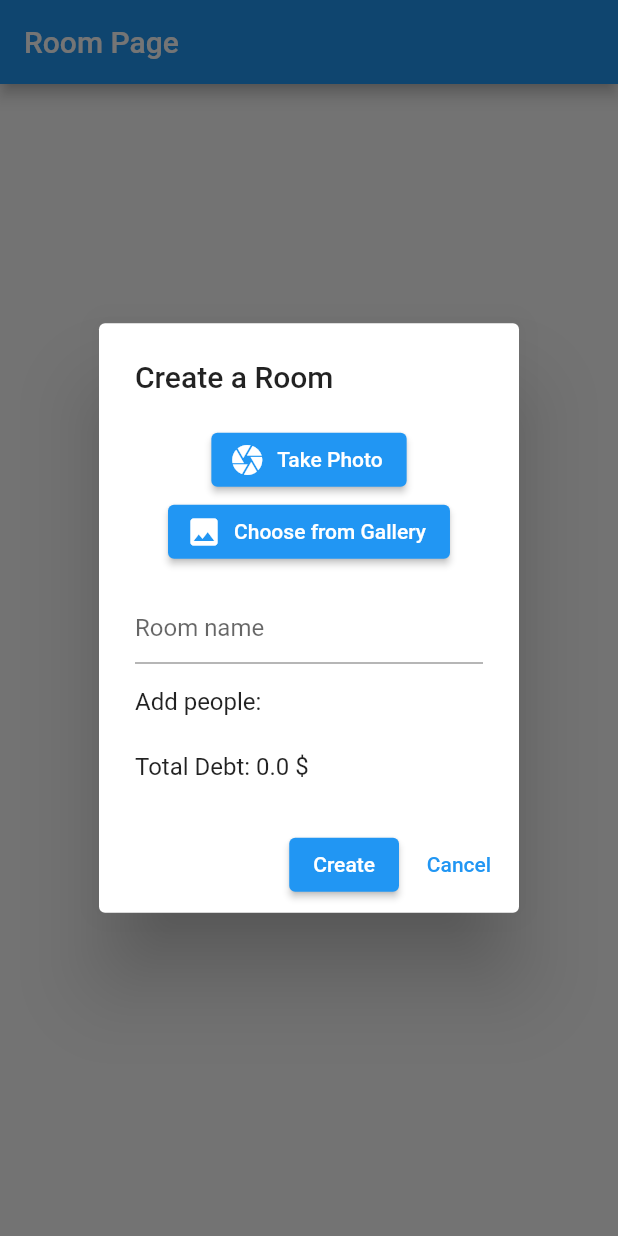
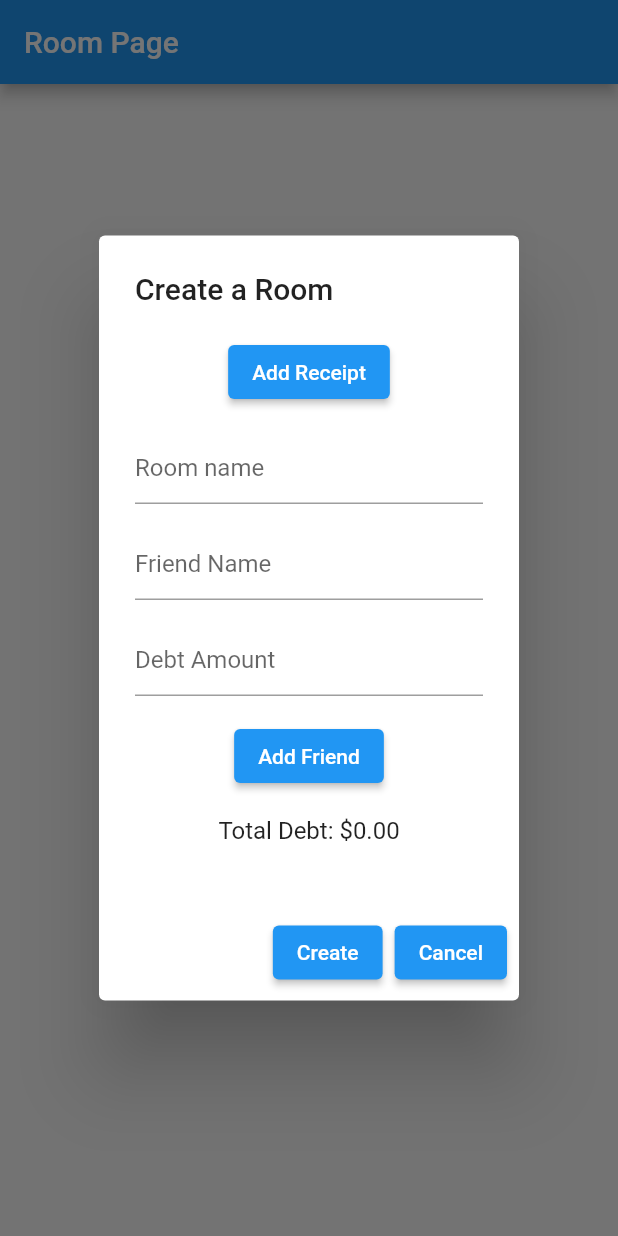
Before and after one commit to Ashyraf/pay2gether, a Flutter app: the RoomPage screen opened directly, after a tap on "Create a Room", on a phone screen of 412 x 824 dp. Run offline on Flutter 3.47's test engine with Material 2 defaults, Android fonts, the phone set to English and light mode, and no system bars; our stand-ins replace cloud_firestore, firebase_auth, firebase_core, firebase_storage, image_picker; accounts and stored records are empty.

Commit message:
can save

```diff
--- a/lib/screen/room.dart
+++ b/lib/screen/room.dart
@@ -13,6 +13,21 @@ class RoomPage extends StatefulWidget {
 
   static Widget createRoomButton(BuildContext context) {
     final roomNameController = TextEditingController();
+
+    // Initialize selectedFriends list
+    List<Map<String, dynamic>> selectedFriends = [];
+
+    // Function to add friend with debt to selectedFriends
+    void addFriendWithDebt(Map<String, dynamic> friend) {
+      friend['status'] = 'pending';
+      selectedFriends.add(friend);
+    }
+
+    // Calculate total debt
+    double calculateTotalDebt() {
+      return selectedFriends.fold(
+          0.0, (sum, friend) => sum + friend['debtAmount']);
+    }
 
     return ElevatedButton(
       child: Text("Create a Room"),
@@ -39,7 +54,11 @@ class RoomPage extends StatefulWidget {
                       controller: roomNameController,
                     ),
                     SizedBox(height: 16),
-                    AddPeopleForm(),
+                    AddPeopleForm(
+                      selectedFriends: selectedFriends,
+                      addFriendWithDebt: addFriendWithDebt,
+                      calculateTotalDebt: calculateTotalDebt,
+                    ),
                   ],
                 ),
               ),
@@ -47,10 +66,6 @@ class RoomPage extends StatefulWidget {
                 ElevatedButton(
                   onPressed: () {
                     final roomName = roomNameController.text.trim();
-                    final _AddPeopleFormState? state =
-                        context.findAncestorStateOfType<_AddPeopleFormState>();
-                    final selectedFriends = state?.selectedFriends ?? [];
-                    final totalDebt = state?.totalDebt ?? 0.0;
                     final currentUser = FirebaseAuth.instance.currentUser;
                     final currentUserEmail = currentUser?.email;
 
@@ -64,7 +79,7 @@ class RoomPage extends StatefulWidget {
                           'status': 'pending',
                         };
                       }).toList(),
-                      'totalDebt': totalDebt,
+                      'totalDebt': calculateTotalDebt(),
                       // Add other relevant data as needed
                     }).then((value) {
                       // Success
@@ -78,7 +93,7 @@ class RoomPage extends StatefulWidget {
                   },
                   child: Text('Create'),
                 ),
-                TextButton(
+                ElevatedButton(
                   onPressed: () {
                     Navigator.pop(context);
                   },
@@ -101,192 +116,10 @@ class _RoomPageState extends State<RoomPage> {
         title: Text('Room Page'),
       ),
       body: Center(
-        child: RoomPage.createRoomButton(context),
-      ),
-    );
-  }
-}
-
-class AddPeopleForm extends StatefulWidget {
-  @override
-  _AddPeopleFormState createState() => _AddPeopleFormState();
-}
-
-class _AddPeopleFormState extends State<AddPeopleForm> {
-  User? currentUser;
-  List<Map<String, dynamic>> _friendList = [];
-  List<Map<String, dynamic>> selectedFriends = [];
-  Map<String, dynamic>? selectedFriendWithDebt;
-
-  final TextEditingController _debtAmountController = TextEditingController();
-  double totalDebt = 0.0;
-
-  @override
-  void initState() {
-    super.initState();
-    getCurrentUser();
-    getFriendList();
-  }
-
-  @override
-  void dispose() {
-    _debtAmountController.dispose();
-    super.dispose();
-  }
-
-  void getCurrentUser() {
-    final FirebaseAuth auth = FirebaseAuth.instance;
-    final User? user = auth.currentUser;
-    setState(() {
-      currentUser = user;
-    });
-  }
-
-  Future<void> getFriendList() async {
-    final currentUser = FirebaseAuth.instance.currentUser;
-    final currentUserEmail = currentUser?.email;
-
-    final userDoc = await FirebaseFirestore.instance
-        .collection('users')
-        .doc(currentUserEmail)
-        .get();
-
-    if (userDoc.exists) {
-      final data = userDoc.data();
-      if (data != null && data.containsKey('friendLists')) {
-        final friendList = data['friendLists'] as List<dynamic>;
-
-        setState(() {
-          _friendList = friendList.cast<Map<String, dynamic>>();
-        });
-      }
-    }
-  }
-
-  void addFriendWithDebt() {
-    if (selectedFriendWithDebt != null) {
-      selectedFriendWithDebt!['status'] = 'pending';
-      selectedFriends.add(selectedFriendWithDebt!);
-      selectedFriendWithDebt = null;
-      _debtAmountController.clear();
-      calculateTotalDebt();
-    }
-  }
-
-  void calculateTotalDebt() {
-    totalDebt =
-        selectedFriends.fold(0.0, (sum, friend) => sum + friend['debtAmount']);
-  }
-
-  @override
-  Widget build(BuildContext context) {
-    return SingleChildScrollView(
-      child: Container(
-        width: double.infinity,
         child: Column(
-          crossAxisAlignment: CrossAxisAlignment.start,
+          mainAxisAlignment: MainAxisAlignment.center,
           children: [
-            Text('Add people:'),
-            SizedBox(height: 8),
-            if (_friendList.isNotEmpty)
-              SizedBox(
-                width: 300,
-                height: 200,
-                child: ListView.builder(
-                  shrinkWrap: true,
-                  itemCount: _friendList.length,
-                  itemBuilder: (context, index) {
-                    final friend = _friendList[index];
-                    final friendName = friend['friendName'];
-                    double debtAmount = friend['debtAmount'] ?? 0.0;
-
-                    return Card(
-                      child: ListTile(
-                        title: Text(friendName ?? ''),
-                        trailing: Row(
-                          mainAxisSize: MainAxisSize.min,
-                          children: [
-                            IconButton(
-                              icon: Icon(Icons.add),
-                              onPressed: () {
-                                showDialog(
-                                  context: context,
-                                  builder: (BuildContext context) {
-                                    final TextEditingController
-                                        _debtAmountController =
-                                        TextEditingController();
-
-                                    return AlertDialog(
-                                      title: Text('Add Debt Amount'),
-                                      content: TextField(
-                                        controller: _debtAmountController,
-                                        keyboardType: TextInputType.number,
-                                        decoration: InputDecoration(
-                                          hintText: 'Enter debt amount',
-                                        ),
-                                      ),
-                                      actions: [
-                                        ElevatedButton(
-                                          onPressed: () {
-                                            setState(() {
-                                              final String enteredAmount =
-                                                  _debtAmountController.text
-                                                      .trim();
-                                              debtAmount = double.tryParse(
-                                                      enteredAmount) ??
-                                                  0.0;
-                                              if (debtAmount > 0.0) {
-                                                selectedFriends.add({
-                                                  'friendName': friendName,
-                                                  'debtAmount': debtAmount,
-                                                  'status': 'pending',
-                                                });
-                                                calculateTotalDebt();
-                                              }
-                                              Navigator.pop(context);
-                                            });
-                                          },
-                                          child: Text('Add'),
-                                        ),
-                                        TextButton(
-                                          onPressed: () {
-                                            Navigator.pop(context);
-                                          },
-                                          child: Text('Cancel'),
-                                        ),
-                                      ],
-                                    );
-                                  },
-                                );
-                              },
-                            ),
-                          ],
-                        ),
-                      ),
-                    );
-                  },
-                ),
-              ),
-            SizedBox(height: 8),
-            Wrap(
-              spacing: 8,
-              runSpacing: 8,
-              children: selectedFriends.map((friend) {
-                return Chip(
-                  label: Text(
-                      '${friend['friendName']} (${friend['debtAmount']} \$)'),
-                  deleteIcon: Icon(Icons.clear),
-                  onDeleted: () {
-                    setState(() {
-                      selectedFriends.remove(friend);
-                      calculateTotalDebt();
-                    });
-                  },
-                );
-              }).toList(),
-            ),
-            SizedBox(height: 8),
-            Text('Total Debt: $totalDebt \$'),
+            RoomPage.createRoomButton(context),
           ],
         ),
       ),
@@ -294,97 +127,114 @@ class _AddPeopleFormState extends State<AddPeopleForm> {
   }
 }
 
-class AddReceiptButton extends StatefulWidget {
-  final void Function(File imageFile) onReceiptImageSelected;
+class AddPeopleForm extends StatefulWidget {
+  final List<Map<String, dynamic>> selectedFriends;
+  final Function addFriendWithDebt;
+  final Function calculateTotalDebt;
+
+  const AddPeopleForm({
+    Key? key,
+    required this.selectedFriends,
+    required this.addFriendWithDebt,
+    required this.calculateTotalDebt,
+  }) : super(key: key);
+
+  @override
+  _AddPeopleFormState createState() => _AddPeopleFormState();
+}
+
+class _AddPeopleFormState extends State<AddPeopleForm> {
+  final _friendNameController = TextEditingController();
+  final _debtAmountController = TextEditingController();
+
+  @override
+  Widget build(BuildContext context) {
+    return Column(
+      children: [
+        TextField(
+          decoration: InputDecoration(
+            hintText: 'Friend Name',
+          ),
+          controller: _friendNameController,
+        ),
+        SizedBox(height: 16),
+        TextField(
+          decoration: InputDecoration(
+            hintText: 'Debt Amount',
+          ),
+          controller: _debtAmountController,
+          keyboardType: TextInputType.number,
+        ),
+        SizedBox(height: 16),
+        ElevatedButton(
+          onPressed: () {
+            final friendName = _friendNameController.text.trim();
+            final debtAmount =
+                double.tryParse(_debtAmountController.text) ?? 0.0;
+
+            if (friendName.isNotEmpty && debtAmount > 0) {
+              final friend = {
+                'friendName': friendName,
+                'debtAmount': debtAmount,
+              };
+
+              // Call the addFriendWithDebt function from the parent widget
+              widget.addFriendWithDebt(friend);
+
+              // Clear the text fields
+              _friendNameController.clear();
+              _debtAmountController.clear();
+
+              // Rebuild the parent widget to update the total debt display
+              setState(() {});
+            }
+          },
+          child: Text('Add Friend'),
+        ),
+        SizedBox(height: 16),
+        Text('Total Debt: \$${widget.calculateTotalDebt().toStringAsFixed(2)}'),
+        SizedBox(height: 16),
+        ListView.builder(
+          shrinkWrap: true,
+          itemCount: widget.selectedFriends.length,
+          itemBuilder: (BuildContext context, int index) {
+            final friend = widget.selectedFriends[index];
+            return ListTile(
+              title: Text(friend['friendName']),
+              subtitle: Text('\$${friend['debtAmount'].toStringAsFixed(2)}'),
+            );
+          },
+        ),
+      ],
+    );
+  }
+}
+
+class AddReceiptButton extends StatelessWidget {
+  final Function(File) onReceiptImageSelected;
 
   const AddReceiptButton({Key? key, required this.onReceiptImageSelected})
       : super(key: key);
 
   @override
-  _AddReceiptButtonState createState() => _AddReceiptButtonState();
-}
-
-class _AddReceiptButtonState extends State<AddReceiptButton> {
-  File? _imageFile;
-
-  Future<void> _pickImage(ImageSource source) async {
-    final picker = ImagePicker();
-    final pickedImage = await picker.getImage(source: source);
-    if (pickedImage != null) {
-      setState(() {
-        _imageFile = File(pickedImage.path);
-      });
-    }
-  }
-
-  Future<void> _uploadImage() async {
-    if (_imageFile == null) return;
-
-    final currentUser = FirebaseAuth.instance.currentUser;
-    final userId = currentUser?.uid;
-
-    final reference = FirebaseStorage.instance
-        .ref()
-        .child('receipts/$userId/${DateTime.now().millisecondsSinceEpoch}.jpg');
-
-    try {
-      final task = await reference.putFile(_imageFile!);
-      final downloadUrl = await task.ref.getDownloadURL();
-
-      // Perform further actions with the download URL (e.g., save to Firestore)
-      print('Uploaded image URL: $downloadUrl');
-    } catch (error) {
-      print('Error uploading image: $error');
-    }
-  }
-
-  @override
   Widget build(BuildContext context) {
-    return Column(
-      children: [
-        ElevatedButton.icon(
-          onPressed: () => _pickImage(ImageSource.camera),
-          icon: Icon(Icons.camera),
-          label: Text('Take Photo'),
-        ),
-        ElevatedButton.icon(
-          onPressed: () => _pickImage(ImageSource.gallery),
-          icon: Icon(Icons.image),
-          label: Text('Choose from Gallery'),
-        ),
-        if (_imageFile != null) ...[
-          SizedBox(height: 16),
-          Image.file(
-            _imageFile!,
-            height: 200,
-          ),
-          SizedBox(height: 16),
-          ElevatedButton(
-            onPressed: () {
-              widget.onReceiptImageSelected(_imageFile!);
-              _uploadImage();
-            },
-            child: Text('Upload Receipt'),
-          ),
-        ],
-      ],
+    return ElevatedButton(
+      onPressed: () async {
+        final ImagePicker _picker = ImagePicker();
+        final XFile? image =
+            await _picker.pickImage(source: ImageSource.gallery);
+        if (image != null) {
+          final imageFile = File(image.path);
+          onReceiptImageSelected(imageFile);
+        }
+      },
+      child: Text('Add Receipt'),
     );
   }
 }
 
 void main() {
-  runApp(MyApp());
+  runApp(MaterialApp(
+    home: RoomPage(),
+  ));
 }
-
-class MyApp extends StatelessWidget {
-  @override
-  Widget build(BuildContext context) {
-    return MaterialApp(
-      title: 'Room App',
-      theme: ThemeData(
-        primarySwatch: Colors.blue,
-      ),
-      home: RoomPage(),
-    );
-  }
-}
```
